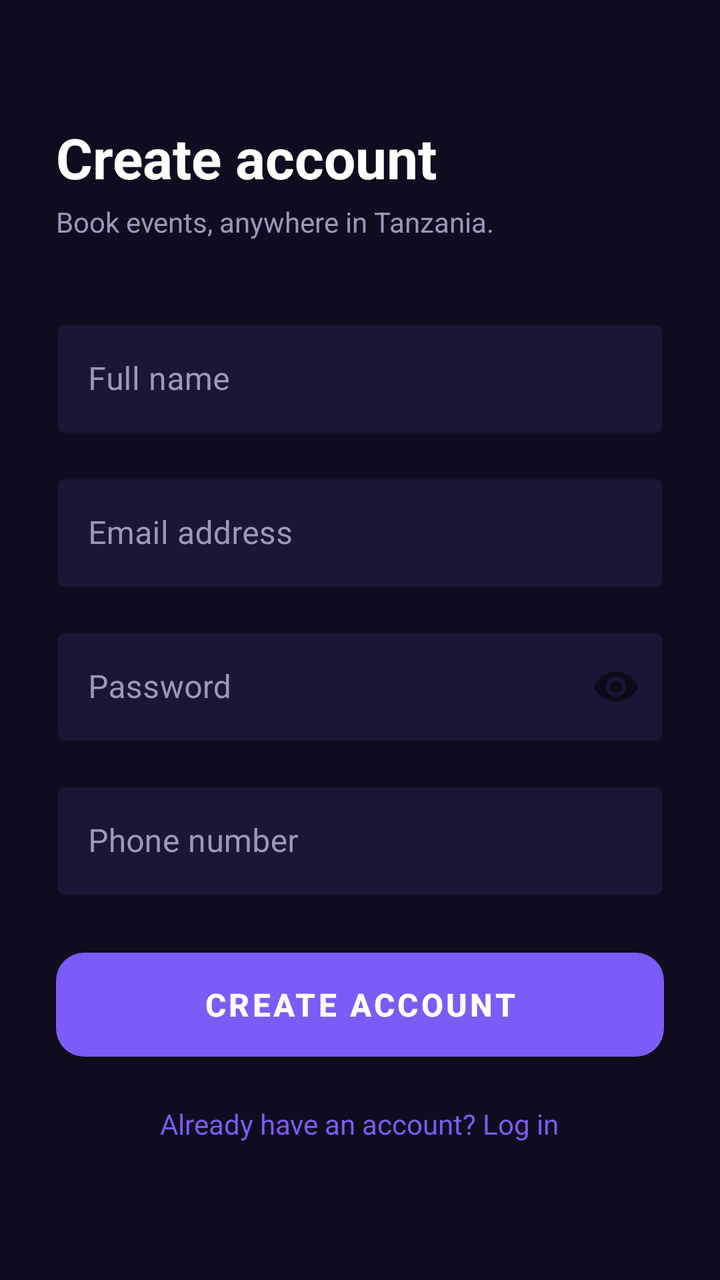
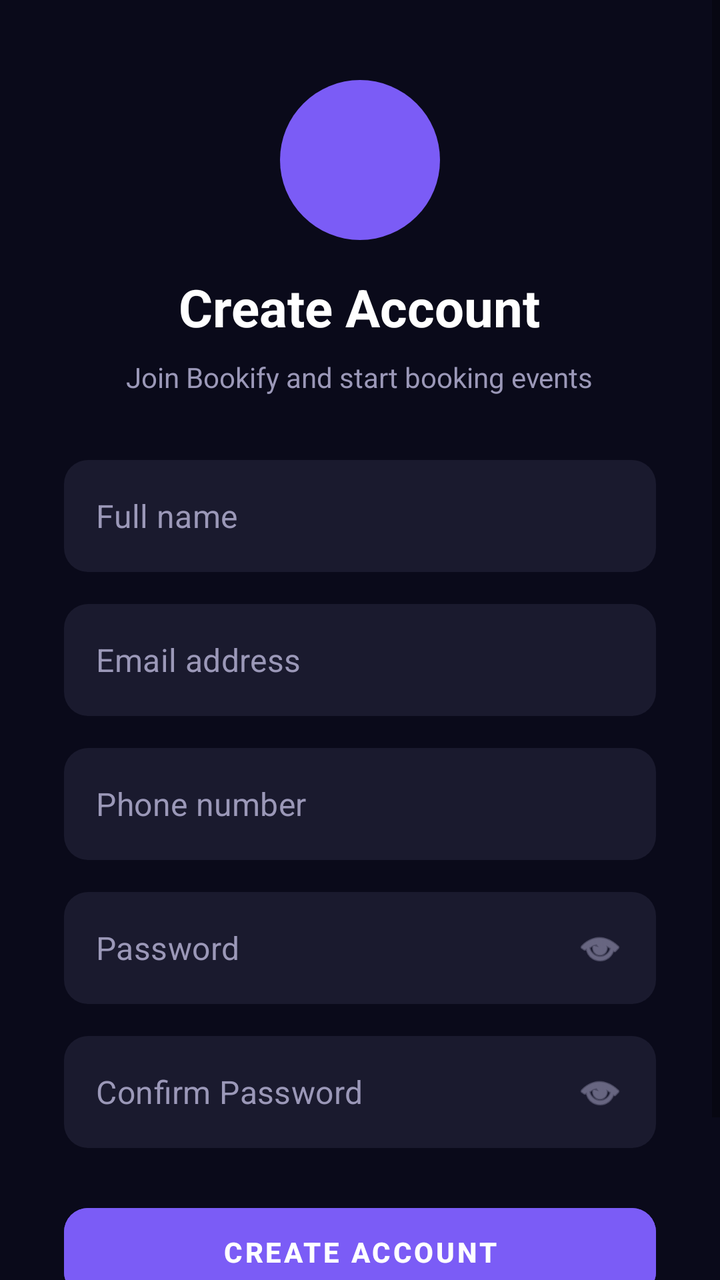

The first picture is an Android layout as it rendered before a commit; the second is the same layout after the commit. The layout source and the unified diff follow.
<!-- AndroidManifest.xml: application theme Theme.Bookify -->
<!-- res/layout/activity_register.xml -->
<?xml version="1.0" encoding="utf-8"?>
<ScrollView
    xmlns:android="http://schemas.android.com/apk/res/android"
    xmlns:app="http://schemas.android.com/apk/res-auto"
    android:layout_width="match_parent"
    android:layout_height="match_parent"
    android:background="@color/background_dark"
    android:fillViewport="true">

    <LinearLayout
        android:layout_width="match_parent"
        android:layout_height="wrap_content"
        android:orientation="vertical"
        android:paddingHorizontal="28dp"
        android:paddingTop="60dp"
        android:paddingBottom="32dp">

        <TextView
            android:layout_width="wrap_content"
            android:layout_height="wrap_content"
            android:text="@string/create_account"
            android:textColor="@color/white"
            android:textSize="28sp"
            android:textStyle="bold" />

        <TextView
            android:layout_width="wrap_content"
            android:layout_height="wrap_content"
            android:layout_marginTop="4dp"
            android:text="@string/tagline"
            android:textColor="@color/text_muted"
            android:textSize="14sp" />

        
        <com.google.android.material.textfield.TextInputLayout
            android:layout_width="match_parent"
            android:layout_height="wrap_content"
            android:layout_marginTop="36dp"
            android:hint="@string/full_name_hint"
            style="@style/BookifyInputLayout">

            <com.google.android.material.textfield.TextInputEditText
                android:id="@+id/et_full_name"
                android:layout_width="match_parent"
                android:layout_height="wrap_content"
                android:inputType="textPersonName|textCapWords"
                android:textColor="@color/white" />
        </com.google.android.material.textfield.TextInputLayout>

        
        <com.google.android.material.textfield.TextInputLayout
            android:layout_width="match_parent"
            android:layout_height="wrap_content"
            android:layout_marginTop="16dp"
            android:hint="@string/email_hint"
            style="@style/BookifyInputLayout">

            <com.google.android.material.textfield.TextInputEditText
                android:id="@+id/et_email"
                android:layout_width="match_parent"
                android:layout_height="wrap_content"
                android:inputType="textEmailAddress"
                android:textColor="@color/white" />
        </com.google.android.material.textfield.TextInputLayout>

        
        <com.google.android.material.textfield.TextInputLayout
            android:layout_width="match_parent"
            android:layout_height="wrap_content"
            android:layout_marginTop="16dp"
            android:hint="@string/password_hint"
            app:passwordToggleEnabled="true"
            style="@style/BookifyInputLayout">

            <com.google.android.material.textfield.TextInputEditText
                android:id="@+id/et_password"
                android:layout_width="match_parent"
                android:layout_height="wrap_content"
                android:inputType="textPassword"
                android:textColor="@color/white" />
        </com.google.android.material.textfield.TextInputLayout>

        
        <com.google.android.material.textfield.TextInputLayout
            android:layout_width="match_parent"
            android:layout_height="wrap_content"
            android:layout_marginTop="16dp"
            android:hint="@string/phone_hint"
            style="@style/BookifyInputLayout">

            <com.google.android.material.textfield.TextInputEditText
                android:id="@+id/et_phone"
                android:layout_width="match_parent"
                android:layout_height="wrap_content"
                android:inputType="phone"
                android:textColor="@color/white" />
        </com.google.android.material.textfield.TextInputLayout>

        
        <TextView
            android:id="@+id/tv_error"
            android:layout_width="match_parent"
            android:layout_height="wrap_content"
            android:layout_marginTop="8dp"
            android:textColor="@color/error_red"
            android:textSize="13sp"
            android:visibility="gone" />

        
        <Button
            android:id="@+id/btn_register"
            android:layout_width="match_parent"
            android:layout_height="52dp"
            android:layout_marginTop="28dp"
            android:background="@drawable/bg_button_primary"
            android:text="@string/create_account"
            android:textColor="@color/white"
            android:textSize="16sp"
            android:textStyle="bold" />

        
        <TextView
            android:id="@+id/tv_login_link"
            android:layout_width="wrap_content"
            android:layout_height="wrap_content"
            android:layout_gravity="center_horizontal"
            android:layout_marginTop="24dp"
            android:text="@string/already_have_account"
            android:textColor="@color/primary_purple"
            android:textSize="14sp" />

    </LinearLayout>
</ScrollView>
<!-- resources referenced by this layout -->
<resources>
  <color name="background_dark">#0F0C1F</color>
  <color name="error_red">#CF6679</color>
  <color name="primary_purple">#7B5CF6</color>
  <color name="text_muted">#9B98B8</color>
  <color name="white">#FFFFFFFF</color>
  <!-- drawable bg_button_primary (drawable) -->
  <?xml version="1.0" encoding="utf-8"?>
  <shape xmlns:android="http://schemas.android.com/apk/res/android">
      <solid android:color="@color/primary_purple" />
      <corners android:radius="14dp" />
  </shape>
  <string name="already_have_account">Already have an account? Log in</string>
  <string name="create_account">Create account</string>
  <string name="email_hint">Email address</string>
  <string name="full_name_hint">Full name</string>
  <string name="password_hint">Password</string>
  <string name="phone_hint">Phone number</string>
  <string name="tagline">Book events, anywhere in Tanzania.</string>
  <style name="BookifyInputLayout" parent="Widget.MaterialComponents.TextInputLayout.OutlinedBox">
          <item name="boxStrokeColor">@color/chip_bg</item>
          <item name="boxBackgroundColor">@color/surface_dark</item>
          <item name="hintTextColor">@color/text_muted</item>
          <item name="android:textColorHint">@color/text_muted</item>
      </style>
  <style name="Theme.Bookify" parent="Theme.MaterialComponents.DayNight.NoActionBar">
          <item name="colorPrimary">@color/primary_purple</item>
          <item name="colorPrimaryVariant">@color/chip_bg</item>
          <item name="colorOnPrimary">@color/white</item>
          <item name="colorSecondary">@color/amber</item>
          <item name="colorOnSecondary">@color/white</item>
          <item name="android:windowBackground">@color/background_dark</item>
          <item name="colorSurface">@color/surface_dark</item>
          <item name="colorOnSurface">@color/white</item>
          <item name="android:statusBarColor">@color/background_dark</item>
          <item name="android:navigationBarColor">@color/surface_dark</item>
          <item name="editTextStyle">@style/BookifyEditText</item>
      </style>
  <color name="chip_bg">#2A2650</color>
  <color name="surface_dark">#1A1635</color>
  <color name="amber">#F5A623</color>
  <style name="BookifyEditText" parent="Widget.MaterialComponents.TextInputEditText.OutlinedBox">
          <item name="android:textColor">@color/white</item>
          <item name="android:textColorHint">@color/text_muted</item>
      </style>
</resources>

<!-- the commit's change to res/layout/activity_register.xml (unified diff, before → after) -->
@@ -4,130 +4,158 @@
     xmlns:app="http://schemas.android.com/apk/res-auto"
     android:layout_width="match_parent"
     android:layout_height="match_parent"
-    android:background="@color/background_dark"
+    android:background="#0A0A1A"
     android:fillViewport="true">
 
     <LinearLayout
         android:layout_width="match_parent"
         android:layout_height="wrap_content"
         android:orientation="vertical"
-        android:paddingHorizontal="28dp"
-        android:paddingTop="60dp"
-        android:paddingBottom="32dp">
+        android:paddingHorizontal="32dp"
+        android:paddingTop="40dp"
+        android:paddingBottom="40dp"
+        android:gravity="center_horizontal">
+
+        <View
+            android:layout_width="80dp"
+            android:layout_height="80dp"
+            android:background="@drawable/bg_avatar"
+            android:layout_marginBottom="16dp" />
 
         <TextView
             android:layout_width="wrap_content"
             android:layout_height="wrap_content"
-            android:text="@string/create_account"
+            android:text="Create Account"
             android:textColor="@color/white"
-            android:textSize="28sp"
+            android:textSize="26sp"
             android:textStyle="bold" />
 
         <TextView
             android:layout_width="wrap_content"
             android:layout_height="wrap_content"
-            android:layout_marginTop="4dp"
-            android:text="@string/tagline"
+            android:layout_marginTop="8dp"
+            android:text="Join Bookify and start booking events"
             android:textColor="@color/text_muted"
-            android:textSize="14sp" />
+            android:textSize="14sp"
+            android:layout_marginBottom="32dp"/>
 
-        
-        <com.google.android.material.textfield.TextInputLayout
+        <EditText
+            android:id="@+id/et_full_name"
             android:layout_width="match_parent"
-            android:layout_height="wrap_content"
-            android:layout_marginTop="36dp"
-            android:hint="@string/full_name_hint"
-            style="@style/BookifyInputLayout">
+            android:layout_height="56dp"
+            android:background="@drawable/bg_admin_input"
+            android:hint="Full name"
+            android:paddingHorizontal="20dp"
+            android:textColor="@color/white"
+            android:textColorHint="@color/text_muted"
+            android:inputType="textPersonName"
+            android:layout_marginBottom="16dp"/>
 
-            <com.google.android.material.textfield.TextInputEditText
-                android:id="@+id/et_full_name"
-                android:layout_width="match_parent"
-                android:layout_height="wrap_content"
-                android:inputType="textPersonName|textCapWords"
-                android:textColor="@color/white" />
-        </com.google.android.material.textfield.TextInputLayout>
+        <EditText
+            android:id="@+id/et_email"
+            android:layout_width="match_parent"
+            android:layout_height="56dp"
+            android:background="@drawable/bg_admin_input"
+            android:hint="Email address"
+            android:paddingHorizontal="20dp"
+            android:textColor="@color/white"
+            android:textColorHint="@color/text_muted"
+            android:inputType="textEmailAddress"
+            android:layout_marginBottom="16dp"/>
 
-        
-        <com.google.android.material.textfield.TextInputLayout
+        <EditText
+            android:id="@+id/et_phone"
             android:layout_width="match_parent"
-            android:layout_height="wrap_content"
-            android:layout_marginTop="16dp"
-            android:hint="@string/email_hint"
-            style="@style/BookifyInputLayout">
+            android:layout_height="56dp"
+            android:background="@drawable/bg_admin_input"
+            android:hint="Phone number"
+            android:paddingHorizontal="20dp"
+            android:textColor="@color/white"
+            android:textColorHint="@color/text_muted"
+            android:inputType="phone"
+            android:layout_marginBottom="16dp"/>
 
-            <com.google.android.material.textfield.TextInputEditText
-                android:id="@+id/et_email"
-                android:layout_width="match_parent"
-                android:layout_height="wrap_content"
-                android:inputType="textEmailAddress"
-                android:textColor="@color/white" />
-        </com.google.android.material.textfield.TextInputLayout>
-
-        
-        <com.google.android.material.textfield.TextInputLayout
+        <RelativeLayout
             android:layout_width="match_parent"
-            android:layout_height="wrap_content"
-            android:layout_marginTop="16dp"
-            android:hint="@string/password_hint"
-            app:passwordToggleEnabled="true"
-            style="@style/BookifyInputLayout">
-
-            <com.google.android.material.textfield.TextInputEditText
+            android:layout_height="56dp"
+            android:background="@drawable/bg_admin_input"
+            android:layout_marginBottom="16dp">
+            <EditText
                 android:id="@+id/et_password"
                 android:layout_width="match_parent"
-                android:layout_height="wrap_content"
-                android:inputType="textPassword"
-                android:textColor="@color/white" />
-        </com.google.android.material.textfield.TextInputLayout>
+                android:layout_height="match_parent"
+                android:background="@android:color/transparent"
+                android:hint="Password"
+                android:paddingHorizontal="20dp"
+                android:textColor="@color/white"
+                android:textColorHint="@color/text_muted"
+                android:inputType="textPassword"/>
+            <ImageView
+                android:layout_width="24dp"
+                android:layout_height="24dp"
+                android:layout_alignParentEnd="true"
+                android:layout_centerVertical="true"
+                android:layout_marginEnd="16dp"
+                android:src="@android:drawable/ic_menu_view"
+                app:tint="@color/text_muted" />
+        </RelativeLayout>
 
-        
-        <com.google.android.material.textfield.TextInputLayout
+        <RelativeLayout
             android:layout_width="match_parent"
-            android:layout_height="wrap_content"
-            android:layout_marginTop="16dp"
-            android:hint="@string/phone_hint"
-            style="@style/BookifyInputLayout">
+            android:layout_height="56dp"
+            android:background="@drawable/bg_admin_input"
+            android:layout_marginBottom="24dp">
+            <EditText
+                android:id="@+id/et_confirm_password"
+                android:layout_width="match_parent"
+                android:layout_height="match_parent"
+                android:background="@android:color/transparent"
+                android:hint="Confirm Password"
+                android:paddingHorizontal="20dp"
+                android:textColor="@color/white"
+                android:textColorHint="@color/text_muted"
+                android:inputType="textPassword"/>
+            <ImageView
+                android:layout_width="24dp"
+                android:layout_height="24dp"
+                android:layout_alignParentEnd="true"
+                android:layout_centerVertical="true"
+                android:layout_marginEnd="16dp"
+                android:src="@android:drawable/ic_menu_view"
+                app:tint="@color/text_muted" />
+        </RelativeLayout>
 
-            <com.google.android.material.textfield.TextInputEditText
-                android:id="@+id/et_phone"
-                android:layout_width="match_parent"
-                android:layout_height="wrap_content"
-                android:inputType="phone"
-                android:textColor="@color/white" />
-        </com.google.android.material.textfield.TextInputLayout>
-
-        
-        <TextView
-            android:id="@+id/tv_error"
-            android:layout_width="match_parent"
-            android:layout_height="wrap_content"
-            android:layout_marginTop="8dp"
-            android:textColor="@color/error_red"
-            android:textSize="13sp"
-            android:visibility="gone" />
-
-        
         <Button
             android:id="@+id/btn_register"
             android:layout_width="match_parent"
-            android:layout_height="52dp"
-            android:layout_marginTop="28dp"
-            android:background="@drawable/bg_button_primary"
-            android:text="@string/create_account"
+            android:layout_height="56dp"
+            android:backgroundTint="@color/primary_purple"
+            android:text="CREATE ACCOUNT"
             android:textColor="@color/white"
-            android:textSize="16sp"
-            android:textStyle="bold" />
+            android:textStyle="bold"
+            app:cornerRadius="12dp" />
 
-        
-        <TextView
-            android:id="@+id/tv_login_link"
+        <LinearLayout
             android:layout_width="wrap_content"
             android:layout_height="wrap_content"
-            android:layout_gravity="center_horizontal"
-            android:layout_marginTop="24dp"
-            android:text="@string/already_have_account"
-            android:textColor="@color/primary_purple"
-            android:textSize="14sp" />
+            android:orientation="horizontal"
+            android:layout_marginTop="20dp">
+            <TextView
+                android:layout_width="wrap_content"
+                android:layout_height="wrap_content"
+                android:text="Already have an account?"
+                android:textColor="@color/white"
+                android:textSize="14sp" />
+            <TextView
+                android:id="@+id/tv_login_link"
+                android:layout_width="wrap_content"
+                android:layout_height="wrap_content"
+                android:layout_marginStart="4dp"
+                android:text="Log in"
+                android:textColor="@color/primary_purple"
+                android:textSize="14sp"
+                android:textStyle="bold" />
+        </LinearLayout>
 
     </LinearLayout>
 </ScrollView>
<!-- resource entries referenced after the edit -->
@@ -1,29 +1,20 @@
 <!-- resources referenced by this layout -->
 <resources>
   <color name="background_dark">#0F0C1F</color>
-  <color name="error_red">#CF6679</color>
   <color name="primary_purple">#7B5CF6</color>
   <color name="text_muted">#9B98B8</color>
   <color name="white">#FFFFFFFF</color>
-  <!-- drawable bg_button_primary (drawable) -->
+  <!-- drawable bg_admin_input (drawable) -->
   <?xml version="1.0" encoding="utf-8"?>
   <shape xmlns:android="http://schemas.android.com/apk/res/android">
+      <solid android:color="#1A1A2E" />
+      <corners android:radius="12dp" />
+  </shape>
+  <!-- drawable bg_avatar (drawable) -->
+  <?xml version="1.0" encoding="utf-8"?>
+  <shape xmlns:android="http://schemas.android.com/apk/res/android" android:shape="oval">
       <solid android:color="@color/primary_purple" />
-      <corners android:radius="14dp" />
   </shape>
-  <string name="already_have_account">Already have an account? Log in</string>
-  <string name="create_account">Create account</string>
-  <string name="email_hint">Email address</string>
-  <string name="full_name_hint">Full name</string>
-  <string name="password_hint">Password</string>
-  <string name="phone_hint">Phone number</string>
-  <string name="tagline">Book events, anywhere in Tanzania.</string>
-  <style name="BookifyInputLayout" parent="Widget.MaterialComponents.TextInputLayout.OutlinedBox">
-          <item name="boxStrokeColor">@color/chip_bg</item>
-          <item name="boxBackgroundColor">@color/surface_dark</item>
-          <item name="hintTextColor">@color/text_muted</item>
-          <item name="android:textColorHint">@color/text_muted</item>
-      </style>
   <style name="Theme.Bookify" parent="Theme.MaterialComponents.DayNight.NoActionBar">
           <item name="colorPrimary">@color/primary_purple</item>
           <item name="colorPrimaryVariant">@color/chip_bg</item>
